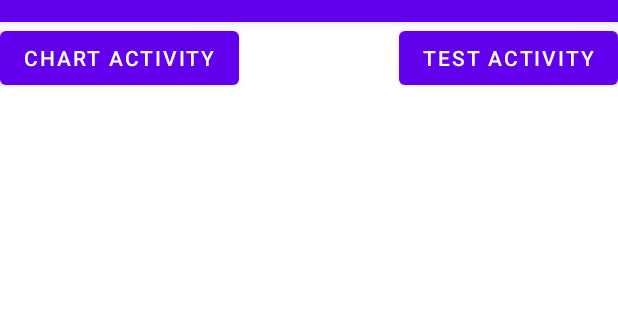
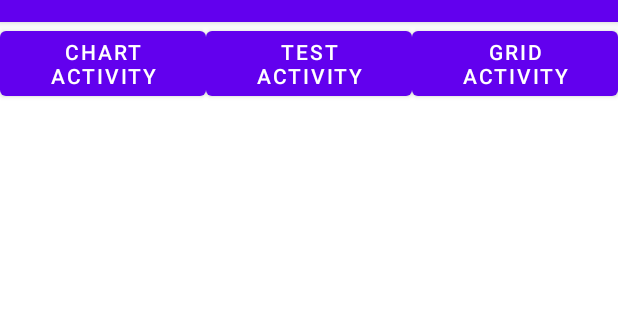
Before and after one commit to yulmaso/ChartView, an Android app: the screen it shows after launch (MainActivity), on a phone screen of 412 x 824 dp, the part 62-382 px from its top. Run offline under Robolectric (Android 15) with nearby library versions, the phone set to English and light mode, and no system bars; libraries missing offline, so code that uses them is left out: com.github.mikephil.charting; plain views replace LineChart; 7 statements that could not run were skipped.

Commit message:
Added drawGrid()

```diff
--- a/app/src/main/AndroidManifest.xml
+++ b/app/src/main/AndroidManifest.xml
@@ -17,6 +17,7 @@
             </intent-filter>
         </activity>
         <activity android:name=".ChartActivity" />
+        <activity android:name=".GridActivity" />
         <activity android:name=".test.TestActivity"
             android:windowSoftInputMode="adjustPan"/>
     </application>
--- a/app/src/main/java/com/yulmaso/charttest/MainActivity.kt
+++ b/app/src/main/java/com/yulmaso/charttest/MainActivity.kt
@@ -66,6 +66,12 @@ class MainActivity : AppCompatActivity() {
             }
         }
 
+        findViewById<Button>(R.id.grid_btn).setOnClickListener {
+            Intent(this, GridActivity::class.java).also {
+                startActivity(it)
+            }
+        }
+
         findViewById<Button>(R.id.test_btn).setOnClickListener {
             Intent(this, TestActivity::class.java).also {
                 startActivity(it)
--- a/app/src/main/res/layout/activity_main.xml
+++ b/app/src/main/res/layout/activity_main.xml
@@ -5,18 +5,34 @@
     android:layout_height="match_parent"
     tools:context=".MainActivity">
 
+    <LinearLayout
+        android:layout_width="match_parent"
+        android:layout_height="wrap_content"
+        android:orientation="horizontal">
+
         <Button
             android:id="@+id/btn"
-        android:layout_width="wrap_content"
+            android:layout_width="0dp"
             android:layout_height="wrap_content"
+            android:layout_weight="1"
             android:text="Chart Activity" />
 
         <Button
             android:id="@+id/test_btn"
-        android:layout_width="wrap_content"
+            android:layout_width="0dp"
             android:layout_height="wrap_content"
-        android:layout_gravity="top|end"
+            android:layout_weight="1"
             android:text="Test Activity" />
+
+        <Button
+            android:id="@+id/grid_btn"
+            android:layout_width="0dp"
+            android:layout_height="wrap_content"
+            android:layout_weight="1"
+            android:text="Grid Activity" />
+
+    </LinearLayout>
+
 
     <com.github.mikephil.charting.charts.LineChart
         android:id="@+id/lineChart"
```
Also changed, not shown: app/src/main/java/com/yulmaso/charttest/GridActivity.kt (added, +21 -0 lines), app/src/main/java/com/yulmaso/charttest/chartView/ChartView.kt (+26 -0 lines), app/src/main/java/com/yulmaso/charttest/test/GridView.kt (added, +18 -0 lines), app/src/main/res/layout/activity_grid.xml (added, +12 -0 lines). Lines whose indentation alone changed are shown as unchanged.
